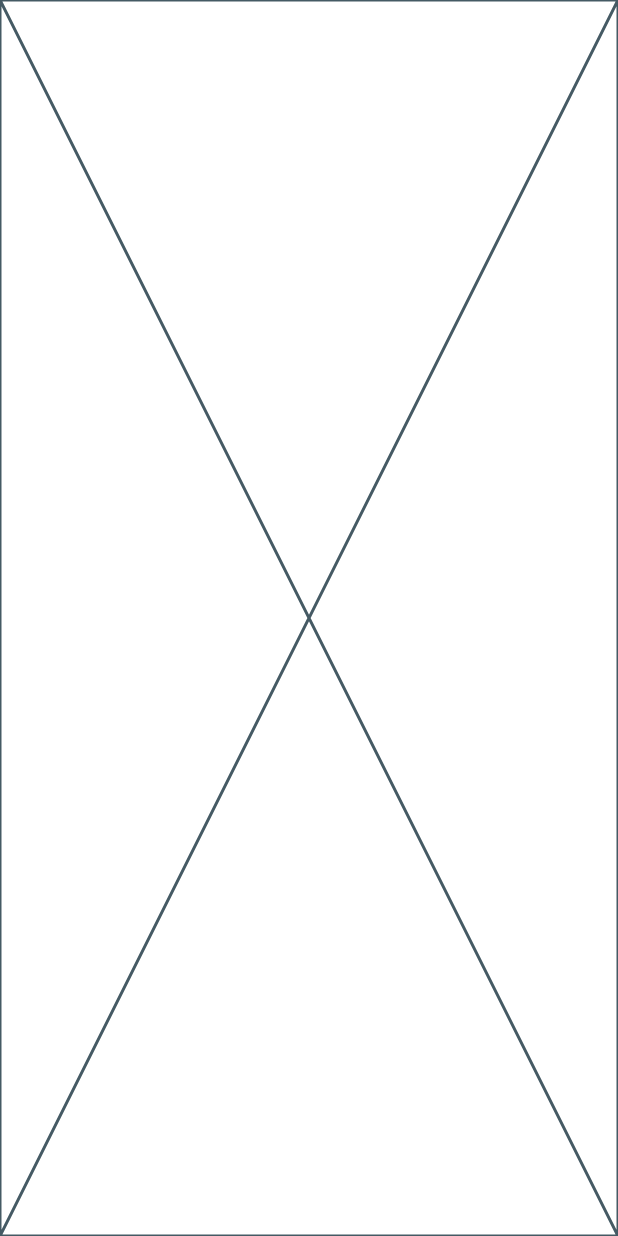
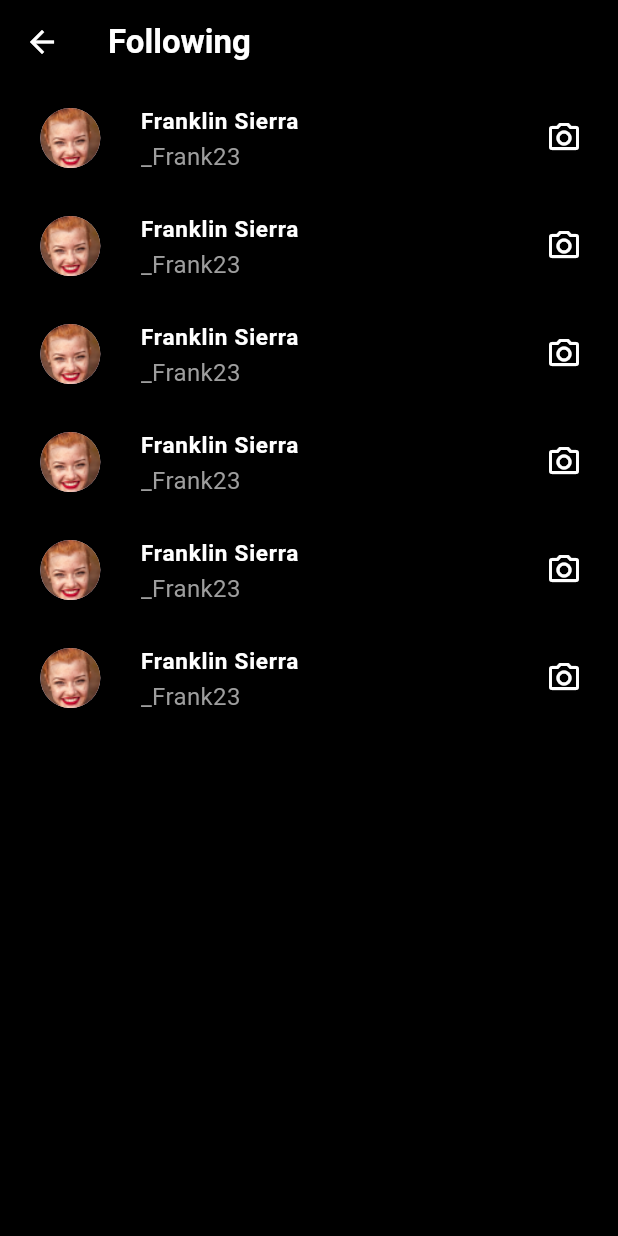
Before and after one commit to Sparsh2509/Hola_App, a Flutter app: the screen it shows after launch, item 5 of the bottom bar chosen, after a tap on "Edit Profile", on a phone screen of 412 x 824 dp. Run offline on Flutter 3.47's test engine with Material 3 defaults, Android fonts, the phone set to English and light mode, and no system bars; network calls fail.

Commit message:
Following page added

```diff
--- /dev/null
+++ b/lib/constants/following_list.dart
@@ -0,0 +1,41 @@
+
+import 'package:hola_app/models/following_model.dart';
+
+List<FollowingModel> followingList = [
+  FollowingModel(
+    imageUrl:
+        "assets/person_image.png",
+    text: "Franklin Sierra",
+    subtitle: "_Frank23",
+  ),
+  FollowingModel(
+    imageUrl:
+        "assets/person_image.png",
+    text: "Franklin Sierra",
+    subtitle: "_Frank23",
+  ),
+  FollowingModel(
+    imageUrl:
+        "assets/person_image.png",
+    text: "Franklin Sierra",
+    subtitle: "_Frank23",
+  ),
+  FollowingModel(
+    imageUrl:
+        "assets/person_image.png",
+    text: "Franklin Sierra",
+    subtitle: "_Frank23",
+  ),
+  FollowingModel(
+    imageUrl:
+        "assets/person_image.png",
+    text: "Franklin Sierra",
+    subtitle: "_Frank23",
+  ),
+  FollowingModel(
+    imageUrl:
+        "assets/person_image.png",
+    text: "Franklin Sierra",
+    subtitle: "_Frank23",
+  )
+];
--- /dev/null
+++ b/lib/models/following_model.dart
@@ -0,0 +1,12 @@
+class FollowingModel{
+      String imageUrl;
+      String text;
+      String subtitle;
+
+FollowingModel({
+  required this.imageUrl,
+  required this.text,
+  required this.subtitle,
+
+});
+}
--- /dev/null
+++ b/lib/pages/following.dart
@@ -0,0 +1,77 @@
+import 'package:flutter/material.dart';
+import 'package:hola_app/constants/chatting_list.dart';
+import 'package:hola_app/constants/colors.dart';
+import 'package:hola_app/constants/following_list.dart';
+import 'package:hola_app/constants/size.dart';
+import 'package:hola_app/pages/landing.dart';
+import 'package:hola_app/shared/chatting_card.dart';
+import 'package:hola_app/shared/following_card.dart';
+
+class Following extends StatefulWidget {
+  const Following({super.key});
+
+  @override
+  State<Following> createState() => _FollowingState();
+}
+
+class _FollowingState extends State<Following> {
+  List<String> chatType = [
+    "All",
+    "Unread",
+    "Unreplied",
+    "Group",
+    "Close Friends"
+  ];
+  int selectedChatType = 0;
+  @override
+  Widget build(BuildContext context) {
+    return SafeArea(
+      child: Scaffold(
+
+          appBar: AppBar(
+            backgroundColor: blackColor,
+            leading: IconButton(
+              icon: Icon(Icons.arrow_back, color: whiteColor),
+              onPressed: () {
+                Navigator.pushReplacement(
+                    context,
+                    MaterialPageRoute(
+                        builder: (BuildContext context) => Landing()));
+              },
+            ),
+            title: Text(
+              "Following",
+              style: TextStyle(
+                fontWeight: FontWeight.bold,
+                color: whiteColor,
+              ),
+            ),
+          ),
+          body: Expanded(
+            child: ListView.separated(
+              shrinkWrap: true,
+                itemBuilder: (context, index) {
+                  return GestureDetector(
+                    onTap: () {
+                      // Navigator.push(
+                      //   context,
+                      //   MaterialPageRoute(builder: (context) => DmPage()),
+                      // );
+                    },
+                    child: Row(children: [
+                      FollowingCard(
+                        imageUrl: followingList[index].imageUrl,
+                        text: followingList[index].text,
+                        subtitle: followingList[index].subtitle,
+                      ),
+                    ]),
+                  );
+                },
+                separatorBuilder: (context, index) {
+                  return SizedBox(height: screenHeight * 0.0);
+                },
+                itemCount: followingList.length),
+          )),
+    );
+  }
+}
--- a/lib/pages/profile.dart
+++ b/lib/pages/profile.dart
@@ -2,6 +2,7 @@ import 'package:flutter/material.dart';
 import 'package:hola_app/constants/colors.dart';
 import 'package:hola_app/constants/size.dart';
 import 'package:hola_app/pages/edit_profile.dart';
+import 'package:hola_app/pages/following.dart';
 import 'package:hola_app/pages/share_profile.dart';
 
 class Profile extends StatefulWidget {
@@ -105,7 +106,7 @@ class _ProfileState extends State<Profile> {
                             Navigator.push(
                               context,
                               MaterialPageRoute(
-                                  builder: (context) => EditProfile()),
+                                  builder: (context) => Following()),
                             );
                           },
                           child: Container(
--- /dev/null
+++ b/lib/shared/following_card.dart
@@ -0,0 +1,52 @@
+import 'package:flutter/material.dart';
+import 'package:hola_app/constants/colors.dart';
+import 'package:hola_app/constants/size.dart';
+
+// ignore: must_be_immutable
+class FollowingCard extends StatelessWidget {
+  FollowingCard({
+    required this.imageUrl,
+    required this.text,
+    required this.subtitle,
+  });
+  String imageUrl;
+  String text;
+  String subtitle;
+
+  @override
+  Widget build(BuildContext context) {
+    return Expanded(
+      child: ListTile(
+
+        leading: Container(
+          padding: const EdgeInsets.all(8),
+          height: screenWidth * 0.15,
+          width: screenWidth * 0.15,
+          decoration: BoxDecoration(
+            borderRadius: BorderRadius.circular(10),
+          ),
+          child: CircleAvatar(
+            backgroundImage: AssetImage(imageUrl),
+
+          ),
+          // child: Image.asset(imageUrl),
+          // decoration: BoxDecoration(
+          //   image: DecorationImage(image: NetworkImage(imageUrl))
+          // ),
+        ),
+        title: Text(
+          text,
+          style: const TextStyle(
+              fontSize: 15, fontWeight: FontWeight.bold, color: whiteColor),
+        ),
+        subtitle: Text(
+          subtitle,
+          style: const TextStyle(fontSize: 16, color: greyColor),
+        ),
+        trailing: GestureDetector(
+          // onTap: ,
+          child: const Icon(Icons.camera_alt_outlined, color: whiteColor)),
+      ),
+    );
+  }
+}
```
